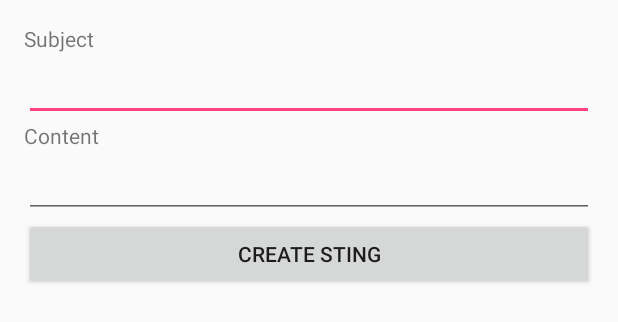
After one commit to lima9/Android-Beeter, an Android app: the layout activity_sting_create.xml on its own in the app's theme, with its tools: preview values and no code run, on a phone screen of 412 x 824 dp. The commit adds this screen. Shown: the top 322 px of the screen. Run offline under Robolectric (Android 15) with nearby library versions, the phone set to English and light mode, and no system bars.

Commit message:
Añadidos Detail and create y layouts

```diff
--- /dev/null
+++ b/app/src/main/res/layout/activity_sting_create.xml
@@ -0,0 +1,39 @@
+<?xml version="1.0" encoding="utf-8"?>
+<LinearLayout xmlns:android="http://schemas.android.com/apk/res/android"
+    xmlns:tools="http://schemas.android.com/tools" android:layout_width="match_parent"
+    android:layout_height="match_parent" android:paddingLeft="@dimen/activity_horizontal_margin"
+    android:paddingRight="@dimen/activity_horizontal_margin"
+    android:paddingTop="@dimen/activity_vertical_margin"
+    android:paddingBottom="@dimen/activity_vertical_margin"
+    android:orientation="vertical"
+    tools:context="edu.upc.eetac.dsa.beeter.StingCreateActivity">
+
+    <TextView
+        android:layout_width="match_parent"
+        android:layout_height="wrap_content"
+        android:text="Subject" />
+
+    <EditText
+        android:id="@+id/Subject"
+        android:layout_width="match_parent"
+        android:layout_height="wrap_content"
+        android:inputType="text" />
+
+    <TextView
+        android:layout_width="match_parent"
+        android:layout_height="wrap_content"
+        android:text="Content" />
+
+    <EditText
+        android:id="@+id/Content"
+        android:layout_width="match_parent"
+        android:layout_height="wrap_content"
+        android:inputType="text" />
+
+    <Button
+        android:id="@+id/Create"
+        android:layout_width="match_parent"
+        android:layout_height="wrap_content"
+        android:text="Create Sting" />
+
+</LinearLayout>
```
Also changed, not shown: app/src/main/java/edu/upc/eetac/dsa/beeter/StingCreateActivity.java (added, +86 -0 lines), app/src/main/java/edu/upc/eetac/dsa/beeter/StingDetailActivity.java (added, +70 -0 lines), app/src/main/java/edu/upc/eetac/dsa/beeter/StingsListActivity.java (+34 -1 lines), app/src/main/java/edu/upc/eetac/dsa/beeter/client/BeeterClient.java (+25 -0 lines), app/src/main/res/layout/activity_sting_detail.xml (added, +26 -0 lines), app/src/main/res/layout/content_sting_list.xml (added, +14 -0 lines), app/src/main/res/layout/list_row_data.xml (added, +33 -0 lines), 1 other file.
